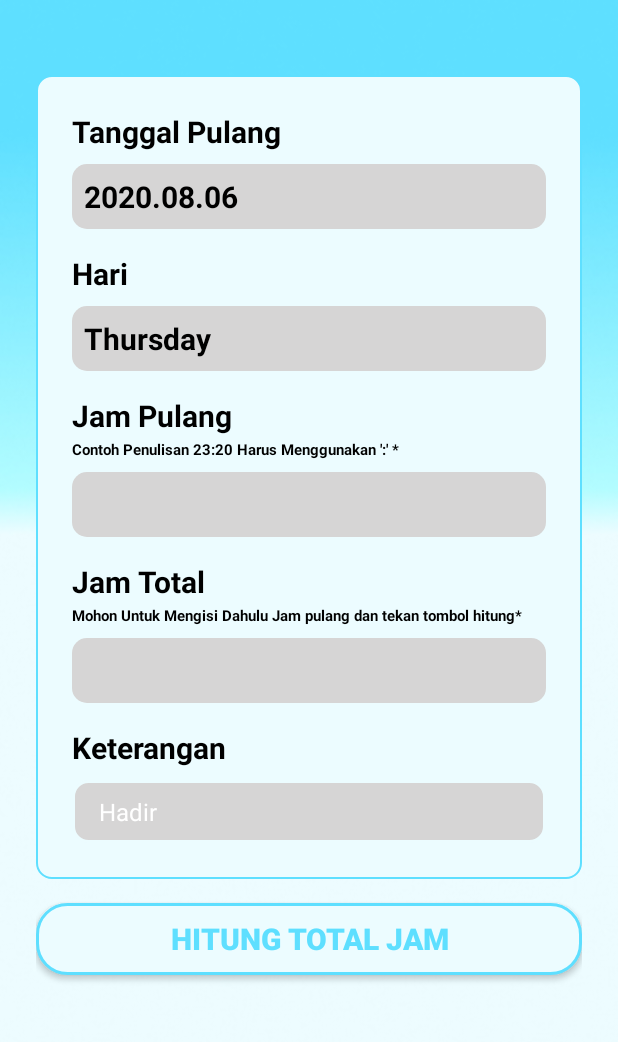
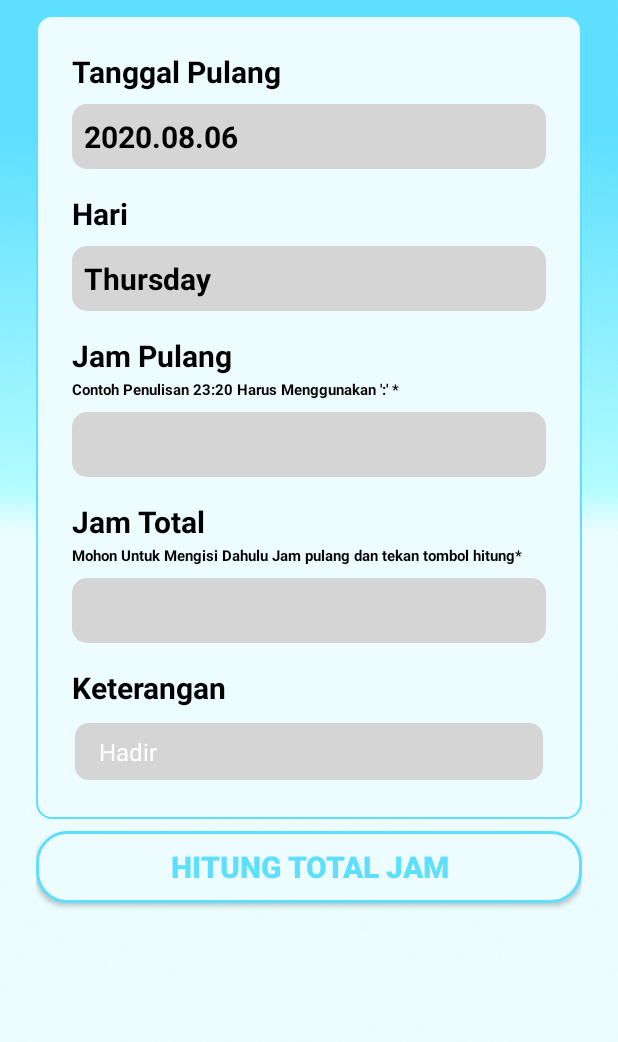
Before and after one commit to siyaga/absen, an Android app: the PulangActivity screen opened directly, with no data from a screen before it, on a phone screen of 412 x 824 dp, the part 110-1152 px from its top. Run offline under Robolectric (Android 15) with nearby library versions, the phone set to English and light mode, and no system bars; our stand-ins replace Firebase (no records; nobody signed in at launch, a user with empty details on screens opened directly).

```diff
--- a/app/build.gradle
+++ b/app/build.gradle
@@ -9,8 +9,8 @@ android {
         applicationId "com.ananda.absen"
         minSdkVersion 21
         targetSdkVersion 29
-        versionCode 1
-        versionName "1.0"
+        versionCode 3
+        versionName "3.0"
         multiDexEnabled true
         testInstrumentationRunner "androidx.test.runner.AndroidJUnitRunner"
     }
--- a/app/src/main/AndroidManifest.xml
+++ b/app/src/main/AndroidManifest.xml
@@ -10,6 +10,8 @@
         android:label="@string/app_name"
         android:roundIcon="@mipmap/ic_launcher_round"
         android:supportsRtl="true"
+        android:versionCode="3"
+        android:versionName="3.0"
         android:theme="@style/AppTheme.NoActionBar">
         <activity android:name=".intro.SignUp"></activity>
         <activity android:name=".admin.KehadiranAdminActivity" />
--- a/app/src/main/res/layout/activity_masuk.xml
+++ b/app/src/main/res/layout/activity_masuk.xml
@@ -41,7 +41,7 @@
         <LinearLayout
             android:background="@drawable/backgroundloginedt"
             android:padding="24dp"
-            android:layout_marginTop="50dp"
+            android:layout_marginTop="10dp"
             android:orientation="vertical"
             android:layout_width="match_parent"
             android:layout_height="wrap_content">
--- a/app/src/main/res/layout/activity_pulang.xml
+++ b/app/src/main/res/layout/activity_pulang.xml
@@ -11,7 +11,6 @@
         android:layout_width="match_parent"
         android:layout_height="wrap_content">
         <LinearLayout
-
             android:layout_marginTop="30dp"
             android:layout_width="match_parent"
             android:layout_height="wrap_content"
@@ -42,7 +41,7 @@
         <LinearLayout
             android:background="@drawable/backgroundloginedt"
             android:padding="24dp"
-            android:layout_marginTop="50dp"
+            android:layout_marginTop="10dp"
             android:orientation="vertical"
             android:layout_width="match_parent"
             android:layout_height="wrap_content">
@@ -105,7 +104,7 @@
                 android:textStyle="bold" />
             <EditText
                 android:id="@+id/edt_jam_pulang"
-                android:inputType="datetime"
+                android:inputType="text"
                 android:padding="8dp"
                 android:background="@drawable/edt_background"
                 android:textColor="@color/colorBlack"
@@ -165,7 +164,7 @@
         </LinearLayout>
                 <Button
                 android:id="@+id/btn_isi_pulang"
-                android:layout_marginTop="16dp"
+                android:layout_marginTop="8dp"
                 android:layout_width="match_parent"
                 android:layout_height="wrap_content"
                 android:text="Hitung Total Jam"
@@ -178,7 +177,7 @@
 
             <Button
                 android:id="@+id/btn_absen_pulang"
-                android:layout_marginTop="16dp"
+                android:layout_marginTop="8dp"
                 android:layout_width="match_parent"
                 android:layout_height="wrap_content"
                 android:text="Absen Pulang"
```
